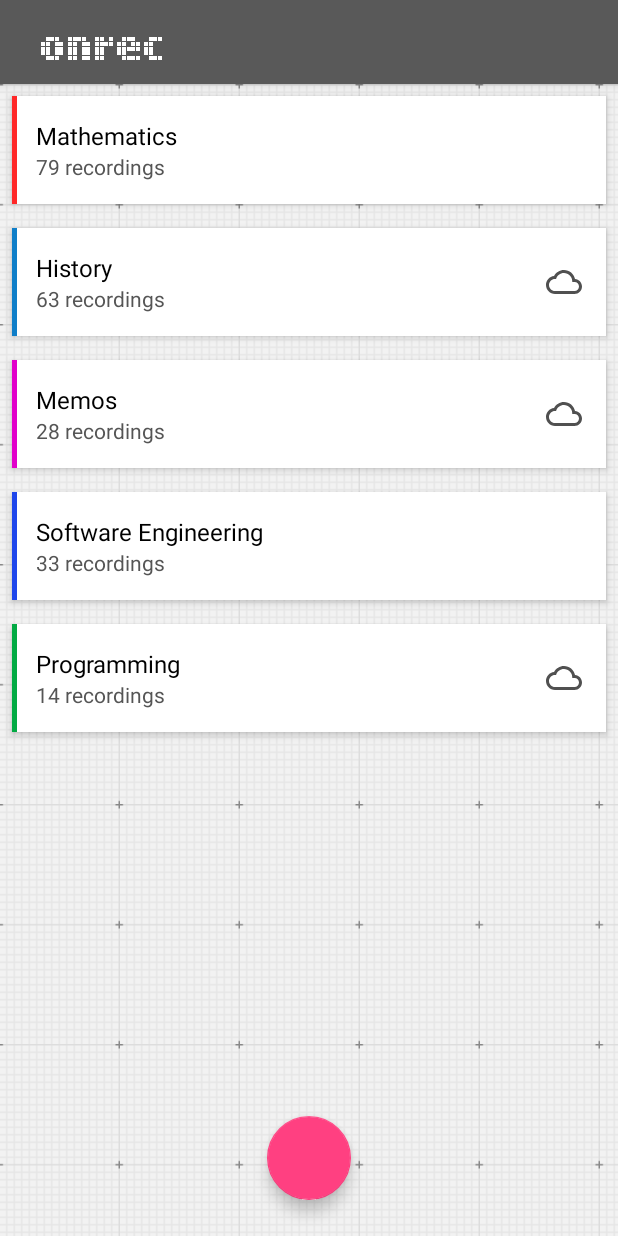
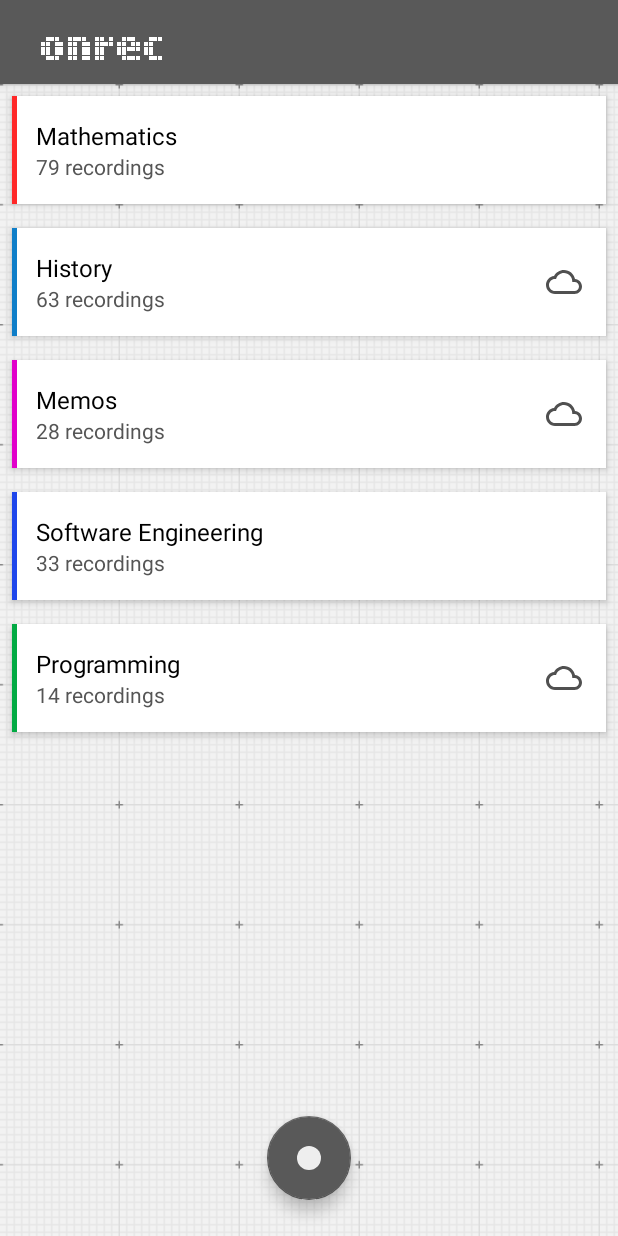
Before and after one commit to onVal/Capstone-Project, an Android app: the screen it shows after launch (MainActivity), on a phone screen of 412 x 824 dp. Run offline under Robolectric (Android 15) with nearby library versions, the phone set to English and light mode, and no system bars; our stand-ins replace ButterKnife.

Commit message:
Changed fab appearance

```diff
--- a/app/src/main/java/com/onval/capstone/MainActivity.java
+++ b/app/src/main/java/com/onval/capstone/MainActivity.java
@@ -3,8 +3,6 @@ package com.onval.capstone;
 import android.content.Intent;
 import android.os.Bundle;
 import android.support.annotation.LayoutRes;
-import android.support.design.widget.FloatingActionButton;
-import android.support.v4.content.ContextCompat;
 import android.support.v7.app.ActionBar;
 import android.support.v7.app.AppCompatActivity;
 import android.view.LayoutInflater;
@@ -20,8 +18,8 @@ public class MainActivity extends AppCompatActivity {
         setContentView(R.layout.activity_main);
         setCustomTitle(R.layout.actionbar_title);
 
-        FloatingActionButton fab = findViewById(R.id.main_fab);
-        fab.setBackground(ContextCompat.getDrawable(this, R.mipmap.ic_launcher_round));
+//        FloatingActionButton fab = findViewById(R.id.main_fab);
+//        fab.setBackground(ContextCompat.getDrawable(this, R.mipmap.ic_launcher_round));
 
     }
 
--- /dev/null
+++ b/app/src/main/res/drawable/ic_fab_dot.xml
@@ -0,0 +1,5 @@
+<vector android:height="24dp" android:tint="#EEEEEE"
+    android:viewportHeight="24.0" android:viewportWidth="24.0"
+    android:width="24dp" xmlns:android="http://schemas.android.com/apk/res/android">
+    <path android:fillColor="#010101" android:pathData="M12,12m-8,0a8,8 0,1 1,16 0a8,8 0,1 1,-16 0"/>
+</vector>
--- a/app/src/main/res/layout/activity_main.xml
+++ b/app/src/main/res/layout/activity_main.xml
@@ -3,6 +3,7 @@
     xmlns:tools="http://schemas.android.com/tools"
     android:layout_width="match_parent"
     android:layout_height="match_parent"
+    xmlns:app="http://schemas.android.com/apk/res-auto"
     android:background="@drawable/bg_pattern"
     tools:context=".MainActivity">
 
@@ -16,12 +17,17 @@
 
     <android.support.design.widget.FloatingActionButton
         android:id="@+id/main_fab"
+        android:src="@drawable/ic_fab_dot"
 
-        android:layout_width="@dimen/fab_normal_size"
-        android:layout_height="@dimen/fab_normal_size"
+        android:layout_width="@dimen/fab_size"
+        android:layout_height="@dimen/fab_size"
         android:layout_marginBottom="@dimen/default_fab_margin"
+        android:layout_gravity="bottom|center"
+
         android:onClick="record"
-        android:layout_gravity="bottom|center"
+        app:backgroundTint="@color/colorPrimary"
+        app:elevation="6dp"
+
         />
 
 </FrameLayout>
--- a/app/src/main/res/values/colors.xml
+++ b/app/src/main/res/values/colors.xml
@@ -2,5 +2,5 @@
 <resources>
     <color name="colorPrimary">#595959</color>
     <color name="colorPrimaryDark">#484848</color>
-    <color name="colorAccent">#FF4081</color>
+    <color name="colorAccent">#ff6e40</color>
 </resources>
--- a/app/src/main/res/values/dimens.xml
+++ b/app/src/main/res/values/dimens.xml
@@ -1,5 +1,6 @@
 <resources>
     <dimen name="fab_margin">16dp</dimen>
     <dimen name="default_fab_margin">24dp</dimen>
-    <dimen name="fab_normal_size">56dp</dimen>
+    <dimen name="fab_size">56dp</dimen>
+
 </resources>
```
